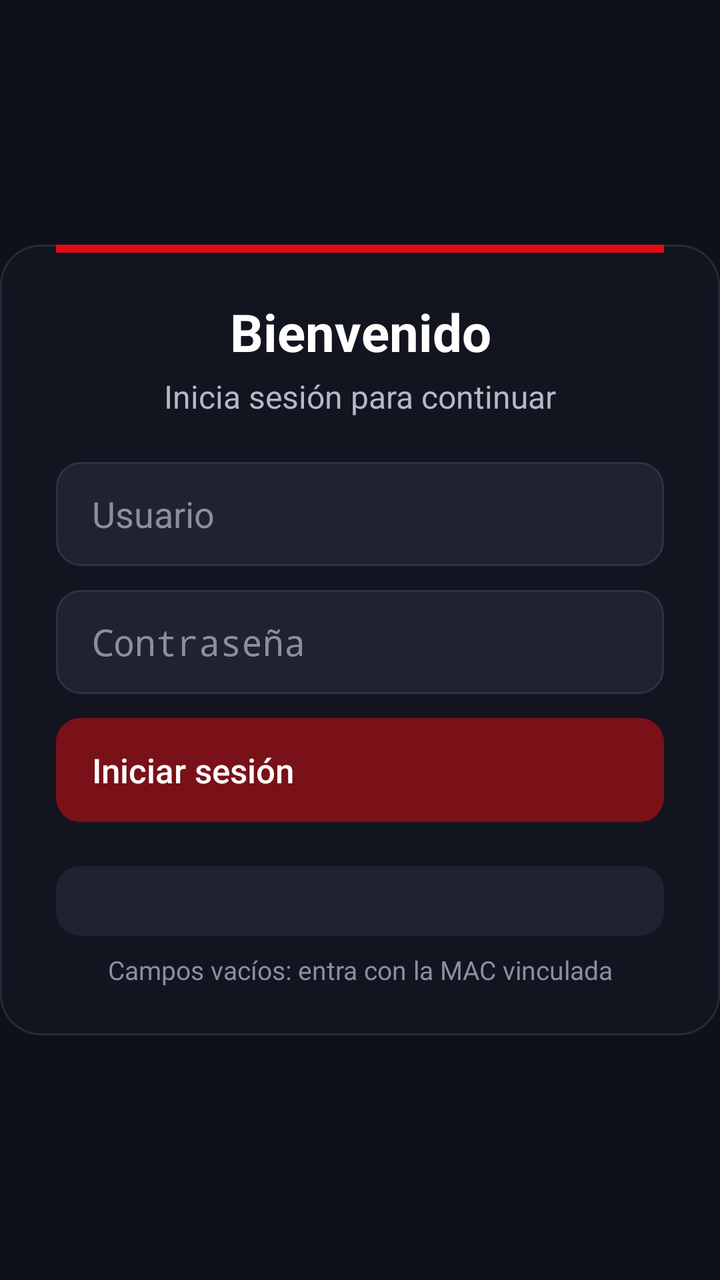
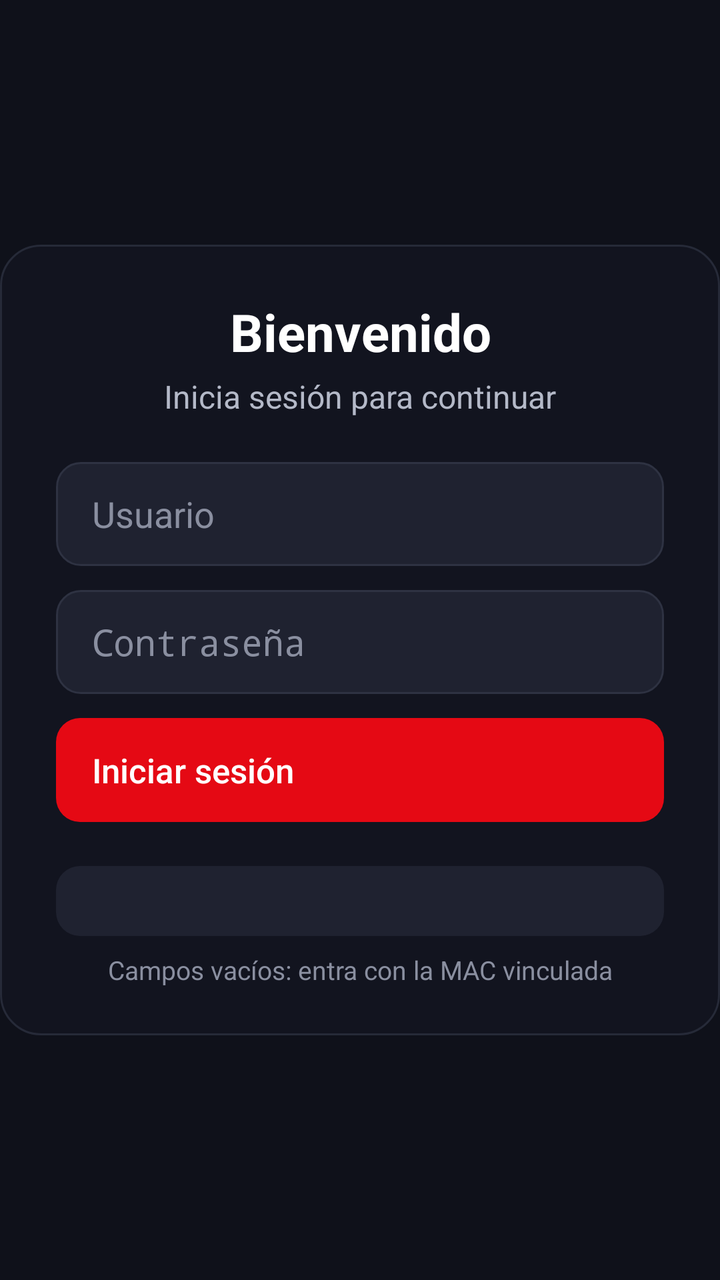

Two renders of the same Android screen: before a commit and after it. Below are the layout's source before the change and the commit's diff.
<!-- AndroidManifest.xml: activity theme AppTheme.SplashScreen -->
<!-- res/layout/activity_sync_gateway.xml -->
<?xml version="1.0" encoding="utf-8"?>
<androidx.constraintlayout.widget.ConstraintLayout xmlns:android="http://schemas.android.com/apk/res/android"
    xmlns:app="http://schemas.android.com/apk/res-auto"
    android:layout_width="match_parent"
    android:layout_height="match_parent"
    android:background="@color/roku_background">

    <ImageView
        android:id="@+id/bgGateway"
        android:layout_width="match_parent"
        android:layout_height="match_parent"
        android:scaleType="centerCrop"
        android:visibility="gone"
        android:alpha="0.6"
        android:importantForAccessibility="no"
        android:contentDescription="@null" />

    
    <ScrollView
        android:id="@+id/loginScroll"
        android:layout_width="0dp"
        android:layout_height="wrap_content"
        app:layout_constraintWidth_max="400dp"
        app:layout_constraintEnd_toEndOf="parent"
        app:layout_constraintTop_toTopOf="parent"
        app:layout_constraintBottom_toBottomOf="parent"
        app:layout_constraintStart_toStartOf="parent"
        app:layout_constraintHorizontal_bias="0.5"
        android:scrollbars="none">

        <LinearLayout
            android:id="@+id/loginContainer"
            android:layout_width="match_parent"
            android:layout_height="wrap_content"
            android:orientation="vertical"
            android:gravity="center"
            android:paddingStart="28dp"
            android:paddingEnd="28dp"
            android:paddingBottom="24dp"
            android:background="@drawable/bg_login_card">

            <View
                android:layout_width="match_parent"
                android:layout_height="4dp"
                android:layout_marginBottom="22dp"
                android:background="@color/roku_red" />

            <ImageView
                android:id="@+id/logoGateway"
                android:layout_width="match_parent"
                android:layout_height="84dp"
                android:layout_marginBottom="14dp"
                android:visibility="gone"
                android:scaleType="fitCenter"
                android:adjustViewBounds="true"
                android:importantForAccessibility="no"
                android:contentDescription="@null" />

            <TextView
                android:layout_width="match_parent"
                android:layout_height="wrap_content"
                android:gravity="center"
                android:text="Bienvenido"
                android:textColor="#FFFFFF"
                android:textSize="26sp"
                android:textStyle="bold" />

            <TextView
                android:layout_width="match_parent"
                android:layout_height="wrap_content"
                android:layout_marginTop="4dp"
                android:layout_marginBottom="22dp"
                android:gravity="center"
                android:text="Inicia sesión para continuar"
                android:textColor="#B4B9C8"
                android:textSize="16sp" />

            <EditText
                android:id="@+id/inputAlpha"
                android:layout_width="match_parent"
                android:layout_height="52dp"
                android:background="@drawable/bg_login_field"
                android:gravity="center_vertical"
                android:textColor="#FFFFFF"
                android:paddingStart="18dp"
                android:paddingEnd="18dp"
                android:inputType="textNoSuggestions"
                android:layout_marginBottom="12dp"
                android:focusable="true"
                android:hint="Usuario"
                android:textColorHint="@color/login_hint_text" />

            <EditText
                android:id="@+id/inputBeta"
                android:layout_width="match_parent"
                android:layout_height="52dp"
                android:background="@drawable/bg_login_field"
                android:gravity="center_vertical"
                android:textColor="#FFFFFF"
                android:paddingStart="18dp"
                android:paddingEnd="18dp"
                android:inputType="textPassword"
                android:layout_marginBottom="12dp"
                android:focusable="true"
                android:hint="Contraseña"
                android:textColorHint="@color/login_hint_text" />

            <Button
                android:id="@+id/btnSync"
                android:layout_width="match_parent"
                android:layout_height="52dp"
                android:background="@drawable/bg_login_button"
                android:gravity="center_vertical|start"
                android:paddingStart="18dp"
                android:paddingEnd="18dp"
                android:stateListAnimator="@null"
                android:text="Iniciar sesión"
                android:textAllCaps="false"
                android:textColor="#FFFFFF"
                android:textSize="17sp"
                android:focusable="true" />

            <ProgressBar
                android:id="@+id/progressSync"
                android:layout_width="wrap_content"
                android:layout_height="wrap_content"
                android:layout_marginTop="12dp"
                android:visibility="gone"
                android:indeterminateTint="@color/roku_red"/>

            <TextView
                android:id="@+id/txtStatus"
                android:layout_width="match_parent"
                android:layout_height="wrap_content"
                android:layout_marginTop="12dp"
                android:gravity="center"
                android:textColor="#FF5252"
                android:textStyle="bold"
                android:visibility="gone"/>

            
            <TextView
                android:id="@+id/txtDeviceMac"
                android:layout_width="match_parent"
                android:layout_height="wrap_content"
                android:layout_marginTop="22dp"
                android:background="@drawable/bg_login_chip"
                android:gravity="center"
                android:paddingTop="8dp"
                android:paddingBottom="8dp"
                android:textColor="#E5E5E5"
                android:textIsSelectable="true"
                android:textSize="14sp" />

            <TextView
                android:layout_width="match_parent"
                android:layout_height="wrap_content"
                android:layout_marginTop="8dp"
                android:gravity="center"
                android:text="Campos vacíos: entra con la MAC vinculada"
                android:textColor="#8A8FA0"
                android:textSize="13sp" />
        </LinearLayout>
    </ScrollView>
</androidx.constraintlayout.widget.ConstraintLayout>
<!-- resources referenced by this layout -->
<resources>
  <color name="roku_background">#0F111A</color>
  <color name="roku_red">#E50914</color>
  <!-- drawable bg_login_button (drawable) -->
  <?xml version="1.0" encoding="utf-8"?>
  <selector xmlns:android="http://schemas.android.com/apk/res/android">
      <item android:state_focused="true">
          <shape>
              <corners android:radius="12dp" />
              <solid android:color="@color/roku_red" />
          </shape>
      </item>
      <item android:state_pressed="true">
          <shape>
              <corners android:radius="12dp" />
              <solid android:color="@color/roku_red" />
          </shape>
      </item>
      <item>
          <shape>
              <corners android:radius="12dp" />
              <solid android:color="#7A1018" />
          </shape>
      </item>
  </selector>
  <!-- drawable bg_login_card (drawable) -->
  <?xml version="1.0" encoding="utf-8"?>
  <shape xmlns:android="http://schemas.android.com/apk/res/android">
      <corners android:radius="20dp" />
      <solid android:color="#F2121520" />
      <stroke android:width="1dp" android:color="#262A38" />
  </shape>
  <!-- drawable bg_login_chip (drawable) -->
  <?xml version="1.0" encoding="utf-8"?>
  <shape xmlns:android="http://schemas.android.com/apk/res/android">
      <corners android:radius="12dp" />
      <solid android:color="@color/roku_field" />
  </shape>
  <!-- drawable bg_login_field (drawable) -->
  <?xml version="1.0" encoding="utf-8"?>
  <selector xmlns:android="http://schemas.android.com/apk/res/android">
      <item android:state_focused="true">
          <shape>
              <corners android:radius="12dp" />
              <solid android:color="@color/roku_red" />
          </shape>
      </item>
      <item>
          <shape>
              <corners android:radius="12dp" />
              <solid android:color="@color/roku_field" />
              <stroke android:width="1dp" android:color="#2E3242" />
          </shape>
      </item>
  </selector>
  <style name="AppTheme.SplashScreen" parent="Theme.AppCompat">
          <item name="android:windowBackground">#0F111A</item>
      </style>
  <color name="roku_field">#1F2230</color>
</resources>

<!-- the commit's change to res/layout/activity_sync_gateway.xml (unified diff, before → after) -->
@@ -36,14 +36,9 @@
             android:gravity="center"
             android:paddingStart="28dp"
             android:paddingEnd="28dp"
+            android:paddingTop="26dp"
             android:paddingBottom="24dp"
             android:background="@drawable/bg_login_card">
-
-            <View
-                android:layout_width="match_parent"
-                android:layout_height="4dp"
-                android:layout_marginBottom="22dp"
-                android:background="@color/roku_red" />
 
             <ImageView
                 android:id="@+id/logoGateway"
@@ -126,7 +121,7 @@
                 android:layout_height="wrap_content"
                 android:layout_marginTop="12dp"
                 android:visibility="gone"
-                android:indeterminateTint="@color/roku_red"/>
+                android:indeterminateTint="@color/login_focus"/>
 
             <TextView
                 android:id="@+id/txtStatus"
<!-- resource entries referenced after the edit -->
@@ -1,5 +1,6 @@
 <!-- resources referenced by this layout -->
 <resources>
+  <color name="login_focus">#D0D4DC</color>
   <color name="roku_background">#0F111A</color>
   <color name="roku_red">#E50914</color>
   <!-- drawable bg_login_button (drawable) -->
@@ -9,18 +10,20 @@
           <shape>
               <corners android:radius="12dp" />
               <solid android:color="@color/roku_red" />
+              <stroke android:width="2dp" android:color="@color/login_focus" />
           </shape>
       </item>
       <item android:state_pressed="true">
           <shape>
               <corners android:radius="12dp" />
               <solid android:color="@color/roku_red" />
+              <stroke android:width="2dp" android:color="@color/login_focus" />
           </shape>
       </item>
       <item>
           <shape>
               <corners android:radius="12dp" />
-              <solid android:color="#7A1018" />
+              <solid android:color="@color/roku_red" />
           </shape>
       </item>
   </selector>
@@ -43,7 +46,8 @@
       <item android:state_focused="true">
           <shape>
               <corners android:radius="12dp" />
-              <solid android:color="@color/roku_red" />
+              <solid android:color="@color/roku_field" />
+              <stroke android:width="2dp" android:color="@color/login_focus" />
           </shape>
       </item>
       <item>
